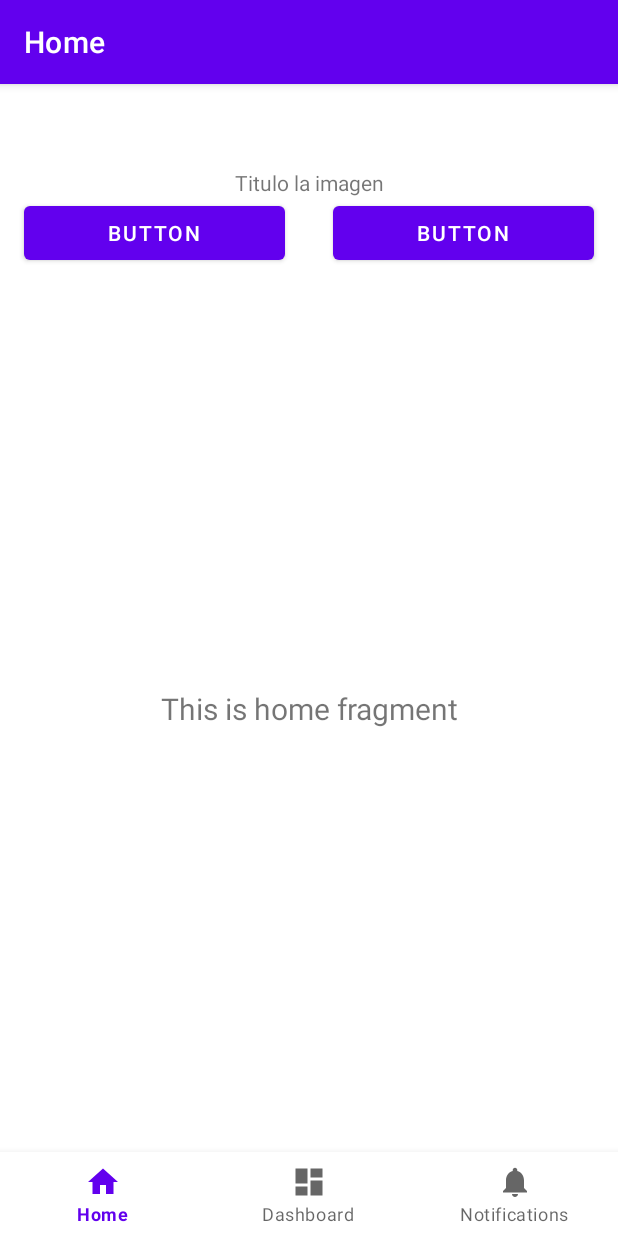
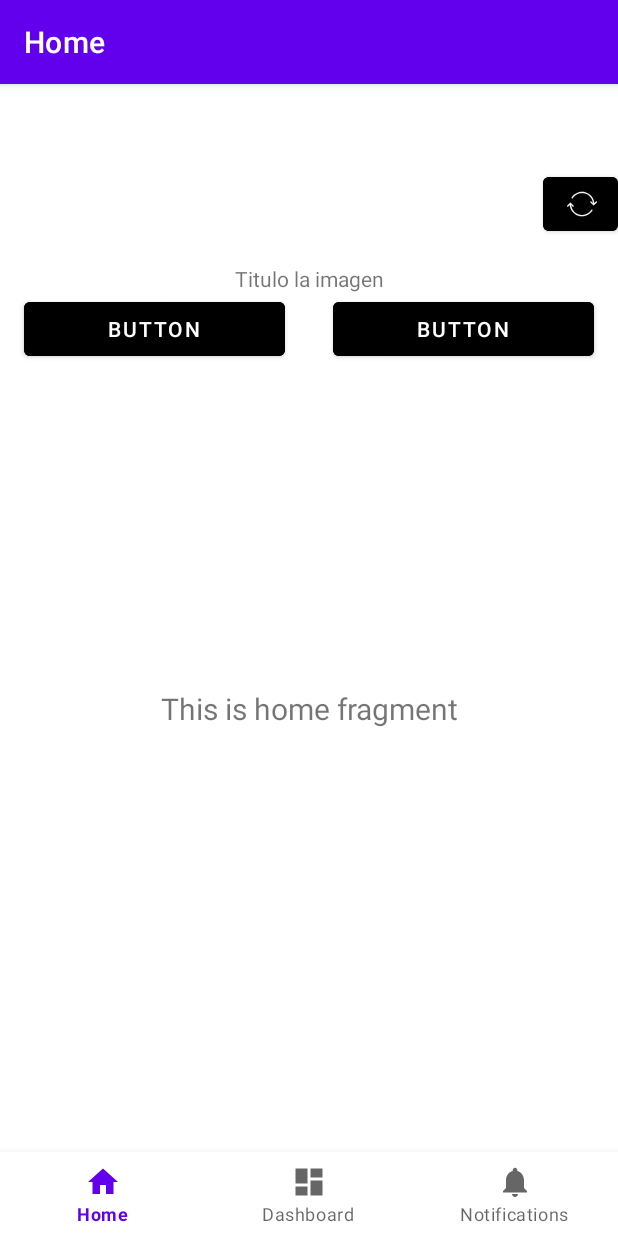
Before and after one commit to Anonimo7931/RickAndMorty, an Android app: the screen it shows after launch (MainActivity), on a phone screen of 412 x 824 dp. Run offline under Robolectric (Android 15) with nearby library versions, the phone set to English and light mode, and no system bars; our stand-ins replace navigation-ui.

Commit message:
Se actualiza caso de uso para caracteres y vistas

```diff
--- a/app/src/main/java/com/example/rickandmorty/activities/MainActivity.java
+++ b/app/src/main/java/com/example/rickandmorty/activities/MainActivity.java
@@ -3,8 +3,8 @@ package com.example.rickandmorty.activities;
 import android.os.Bundle;
 
 import com.example.rickandmorty.R;
-import com.example.rickandmorty.application.rickandmortyusecases.getcharacters.GetCharactersUseCase;
-import com.example.rickandmorty.application.rickandmortyusecases.getcharacters.IGetCharactersUseCase;
+import com.example.rickandmorty.application.rickandmortyusecases.getcharacters.CharactersUseCase;
+import com.example.rickandmorty.application.rickandmortyusecases.getcharacters.ICharactersUseCase;
 import com.google.android.material.bottomnavigation.BottomNavigationView;
 
 import androidx.appcompat.app.AppCompatActivity;
@@ -37,10 +37,8 @@ public class MainActivity extends AppCompatActivity
         NavigationUI.setupActionBarWithNavController(this, navController, appBarConfiguration);
         NavigationUI.setupWithNavController(binding.navView, navController);
 
-        IGetCharactersUseCase useCase = new GetCharactersUseCase();
+        ICharactersUseCase useCase = new CharactersUseCase();
 
-        useCase.execute();
-
-
+        useCase.executeSetCharacter(this.getApplicationContext());
     }
 }
--- /dev/null
+++ b/app/src/main/java/com/example/rickandmorty/application/rickandmortyusecases/getcharacters/CharactersUseCase.java
@@ -0,0 +1,78 @@
+package com.example.rickandmorty.application.rickandmortyusecases.getcharacters;
+
+import android.content.Context;
+
+import com.example.rickandmorty.domain.characters.CharacterResponse;
+import com.example.rickandmorty.domain.sqlite.characters.Character;
+import com.example.rickandmorty.infrastructure.apiservice.ApiService;
+import com.example.rickandmorty.infrastructure.httpclient.HttpClient;
+import com.example.rickandmorty.persistence.rickandmorty.characters.CharacterRepository;
+import com.example.rickandmorty.persistence.rickandmorty.characters.ICharacterRepository;
+
+import java.util.Collections;
+import java.util.List;
+
+import retrofit2.Call;
+import retrofit2.Callback;
+import retrofit2.Response;
+
+public class CharactersUseCase implements ICharactersUseCase
+{
+    @Override
+    public void executeSetCharacter(Context context)
+    {
+        ApiService apiInterface;
+
+        apiInterface = HttpClient.getClient().create(ApiService.class);
+
+        ICharacterRepository characterRepository = new CharacterRepository(context);
+        characterRepository.open();
+
+        Call<CharacterResponse> call = apiInterface.getCharacter();
+
+        call.enqueue(new Callback<CharacterResponse>() {
+            @Override
+            public void onResponse(Call<CharacterResponse> call, Response<CharacterResponse> response) {
+                CharacterResponse resource = response.body();
+
+                Character character = new Character();
+
+                if(!response.isSuccessful() || resource == null)
+                {
+                    return;
+                }
+
+                for (int i = 0; i < resource.charactersInformation.size(); i++)
+                {
+                    character.idCharacter = resource.charactersInformation.get(i).id;
+                    character.name = resource.charactersInformation.get(i).name;
+                    character.created = resource.charactersInformation.get(i).created;
+                    character.image = resource.charactersInformation.get(i).image;
+                    character.description = "";
+
+                    characterRepository.addCharacter(character);
+                }
+
+                characterRepository.close();
+            }
+
+            @Override
+            public void onFailure(Call<CharacterResponse> call, Throwable t) {
+                call.cancel();
+                characterRepository.close();
+            }
+        }
+
+        );
+    }
+
+    @Override
+    public List<Character> executeGetCharacters(Context context) {
+        ICharacterRepository characterRepository = new CharacterRepository(context);
+        characterRepository.open();
+
+        List<Character> Characters = characterRepository.getAllCharacters();
+
+        return Characters;
+    }
+}
--- a/app/src/main/java/com/example/rickandmorty/application/rickandmortyusecases/getcharacters/GetCharactersUseCase.java
+++ /dev/null
@@ -1,43 +0,0 @@
-package com.example.rickandmorty.application.rickandmortyusecases.getcharacters;
-
-import android.util.Log;
-
-import com.example.rickandmorty.domain.characters.CharacterResponse;
-import com.example.rickandmorty.infrastructure.apiservice.ApiService;
-import com.example.rickandmorty.infrastructure.httpclient.HttpClient;
-
-import retrofit2.Call;
-import retrofit2.Callback;
-import retrofit2.Response;
-
-public class GetCharactersUseCase implements IGetCharactersUseCase
-{
-    @Override
-    public String execute()
-    {
-        ApiService apiInterface;
-
-        apiInterface = HttpClient.getClient().create(ApiService.class);
-
-        Call<CharacterResponse> call = apiInterface.getCharacter();
-
-        call.enqueue(new Callback<CharacterResponse>() {
-            @Override
-            public void onResponse(Call<CharacterResponse> call, Response<CharacterResponse> response) {
-                 CharacterResponse resource = response.body();
-
-
-            }
-
-            @Override
-            public void onFailure(Call<CharacterResponse> call, Throwable t) {
-             call.cancel();
-            }
-        }
-
-        );
-
-
-        return "";
-    }
-}
--- /dev/null
+++ b/app/src/main/java/com/example/rickandmorty/application/rickandmortyusecases/getcharacters/ICharactersUseCase.java
@@ -0,0 +1,13 @@
+package com.example.rickandmorty.application.rickandmortyusecases.getcharacters;
+
+import android.content.Context;
+
+import com.example.rickandmorty.domain.sqlite.characters.Character;
+
+import java.util.List;
+
+public interface ICharactersUseCase
+{
+    public void executeSetCharacter(Context context);
+    public List<Character> executeGetCharacters(Context context);
+}
--- a/app/src/main/java/com/example/rickandmorty/application/rickandmortyusecases/getcharacters/IGetCharactersUseCase.java
+++ /dev/null
@@ -1,6 +0,0 @@
-package com.example.rickandmorty.application.rickandmortyusecases.getcharacters;
-
-public interface IGetCharactersUseCase
-{
-    public String execute();
-}
--- a/app/src/main/java/com/example/rickandmorty/domain/sqlite/characters/Character.java
+++ b/app/src/main/java/com/example/rickandmorty/domain/sqlite/characters/Character.java
@@ -2,7 +2,9 @@ package com.example.rickandmorty.domain.sqlite.characters;
 
 public class Character {
     public Integer id;
+    public Integer idCharacter;
     public String name;
     public String image;
     public String created;
+    public String description;
 }
--- a/app/src/main/java/com/example/rickandmorty/infrastructure/sqlite/SqlHelper.java
+++ b/app/src/main/java/com/example/rickandmorty/infrastructure/sqlite/SqlHelper.java
@@ -16,8 +16,8 @@ public class SqlHelper extends SQLiteOpenHelper {
 
     private static final String TABLE_CREATE_CHARACTER =
             "CREATE TABLE CHARACTERS (" +
-            "Id INTEGER PRIMARY KEY AUTOINCREMENT, " +
-            "Name TEXT, Image TEXT, Created TEXT);";
+            "Id INTEGER PRIMARY KEY AUTOINCREMENT, IdCharacter INTEGER, " +
+            "Name TEXT, Image TEXT, Created TEXT, Description TEXT);";
 
     @Override
     public void onCreate(SQLiteDatabase sqLiteDatabase) {
--- /dev/null
+++ b/app/src/main/java/com/example/rickandmorty/persistence/rickandmorty/characters/ICharacterRepository.java
@@ -0,0 +1,14 @@
+package com.example.rickandmorty.persistence.rickandmorty.characters;
+
+import com.example.rickandmorty.domain.sqlite.characters.Character;
+
+import java.util.List;
+
+public interface ICharacterRepository {
+    public void open();
+    public void close();
+    public void addCharacter(Character character);
+    public List<Character> getAllCharacters();
+    public void updateCharacter(Character character);
+    public void removeCharacter(Character character);
+}
--- a/app/src/main/java/com/example/rickandmorty/ui/home/HomeFragment.java
+++ b/app/src/main/java/com/example/rickandmorty/ui/home/HomeFragment.java
@@ -1,20 +1,31 @@
 package com.example.rickandmorty.ui.home;
 
 import android.os.Bundle;
+import android.util.Log;
 import android.view.LayoutInflater;
 import android.view.View;
 import android.view.ViewGroup;
+import android.widget.Button;
 import android.widget.TextView;
 
 import androidx.annotation.NonNull;
 import androidx.fragment.app.Fragment;
 import androidx.lifecycle.ViewModelProvider;
 
+import com.example.rickandmorty.R;
+import com.example.rickandmorty.activities.MainActivity;
+import com.example.rickandmorty.application.rickandmortyusecases.getcharacters.CharactersUseCase;
+import com.example.rickandmorty.application.rickandmortyusecases.getcharacters.ICharactersUseCase;
 import com.example.rickandmorty.databinding.FragmentHomeBinding;
+import com.example.rickandmorty.domain.sqlite.characters.Character;
+
+import java.util.List;
 
 public class HomeFragment extends Fragment {
 
     private FragmentHomeBinding binding;
+    private Button buttonRefresh;
+    private ICharactersUseCase charactersUseCase;
 
     public View onCreateView(@NonNull LayoutInflater inflater,
                              ViewGroup container, Bundle savedInstanceState) {
@@ -26,8 +37,25 @@ public class HomeFragment extends Fragment {
 
         final TextView textView = binding.textHome;
         homeViewModel.getText().observe(getViewLifecycleOwner(), textView::setText);
+
+        charactersUseCase = new CharactersUseCase();
+
+        buttonRefresh = binding.getRoot().findViewById(R.id.refresh_button);
+
+
+        buttonRefresh.setOnClickListener(new View.OnClickListener(){
+
+            @Override
+            public void onClick(View view) {
+                List<Character> characters = charactersUseCase.executeGetCharacters((MainActivity) getContext());
+
+                Integer size = characters.size();
+            }
+        });
+
         return root;
     }
+
 
     @Override
     public void onDestroyView() {
--- /dev/null
+++ b/app/src/main/res/drawable/ic_refresh.xml
@@ -0,0 +1,20 @@
+<vector xmlns:android="http://schemas.android.com/apk/res/android" xmlns:aapt="http://schemas.android.com/aapt"
+    android:viewportWidth="512"
+    android:viewportHeight="512"
+    android:width="20dp"
+    android:height="20dp">
+    <path
+        android:pathData="M244.5 47L267.5 47L268.5 48L286.5 49L314.5 55L334.5 62Q381.1 81.4 412 116.5Q434.6 141.4 449 174.5L458 200.5L463 223.5L464 238.5L465.5 240L493.5 212Q496.2 209.2 502.5 210L509 213L512 218.5L512 224.5L510 228.5L460.5 278Q457.8 280.8 451.5 280L448.5 279L397 227.5L396 218.5L399.5 213Q402.3 209.3 409.5 210L417 214L417 216L419 216L419 218L421 218L421 220L423 220L423 222Q425.7 220.9 425 223.5L428 225L428 227Q430.7 225.9 430 228.5L440.5 238L441 232.5L435 204.5L422 171.5Q405 139 378.5 116Q354.5 94.5 321.5 82L289.5 73L276.5 72L275.5 71L251.5 70L250.5 71L236.5 71L235.5 72L217.5 74L180.5 86Q142.1 103.6 116 133.5L94.5 162L86.5 164L79 159.5Q75.2 156.3 77 147.5Q93.3 120.3 116.5 100Q142.4 76.4 177.5 62L213.5 51L231.5 49L232.5 48L243.5 48L244.5 47Z"
+        android:fillColor="#000000"
+        android:fillAlpha="0.9568627"
+        android:strokeColor="#000000"
+        android:strokeAlpha="0.9568627"
+        android:strokeWidth="1" />
+    <path
+        android:pathData="M56.5 233L64.5 235L114 284.5Q117 287.5 116 294.5L111.5 301Q108.5 304 101.5 303L97.5 301L71.5 275L71 281.5Q83.5 351.5 126.5 391Q152.5 416.5 189.5 431L204.5 436L226.5 441L243.5 442L244.5 443L266.5 443L267.5 442L277.5 442L278.5 441L290.5 440L307.5 436L338.5 424Q373 406.5 397 378.5L416.5 352Q419.8 348.8 427.5 350L434 355.5Q436.3 358.7 435 365.5Q417.9 393.9 393.5 415Q362.5 442.5 318.5 457L299.5 462L282.5 464L281.5 465L273.5 465L272.5 466L239.5 466L238.5 465L217.5 463L196.5 458Q175.3 451.7 157.5 442Q122.1 422.9 97 393.5Q75.5 369 62 336.5L51 301.5L48 284.5L48 276.5L46.5 273L18.5 301Q15.5 304 8.5 303L2 298.5Q-1 295.5 0 288.5L2 284.5L51.5 235L56.5 233Z"
+        android:fillColor="#000000"
+        android:fillAlpha="0.9568627"
+        android:strokeColor="#000000"
+        android:strokeAlpha="0.9568627"
+        android:strokeWidth="1" />
+</vector>
--- a/app/src/main/res/layout/fragment_home.xml
+++ b/app/src/main/res/layout/fragment_home.xml
@@ -11,12 +11,22 @@
         android:layout_width="match_parent"
         >
 
+        <Button
+            android:layout_width="50dp"
+            android:layout_height="wrap_content"
+            app:layout_constraintEnd_toEndOf="parent"
+            app:icon="@drawable/ic_refresh"
+            android:backgroundTint="@color/black"
+            android:id="@+id/refresh_button"/>
+
         <TextView
+            app:layout_constraintTop_toBottomOf="@+id/refresh_button"
             android:id="@+id/tittle_text"
             android:layout_width="match_parent"
             android:layout_height="wrap_content"
             android:text="@string/example_tittle_name"
-            android:textAlignment="center">
+            android:textAlignment="center"
+            android:layout_marginTop="@dimen/activity_vertical_margin">
 
         </TextView>
 
@@ -43,6 +53,7 @@
                     android:layout_weight="1"
                     android:layout_height="wrap_content"
                     android:layout_marginHorizontal="@dimen/activity_horizontal_margin"
+                    android:backgroundTint="@color/black"
                     android:text="Button" />
 
                 <Button
@@ -51,6 +62,7 @@
                     android:layout_weight="1"
                     android:layout_height="wrap_content"
                     android:layout_marginHorizontal="@dimen/activity_horizontal_margin"
+                    android:backgroundTint="@color/black"
                     android:text="Button" />
 
             </LinearLayout>
```
Also changed, not shown: app/src/main/java/com/example/rickandmorty/persistence/rickandmorty/characters/CharacterRepository.java (added, +154 -0 lines).
